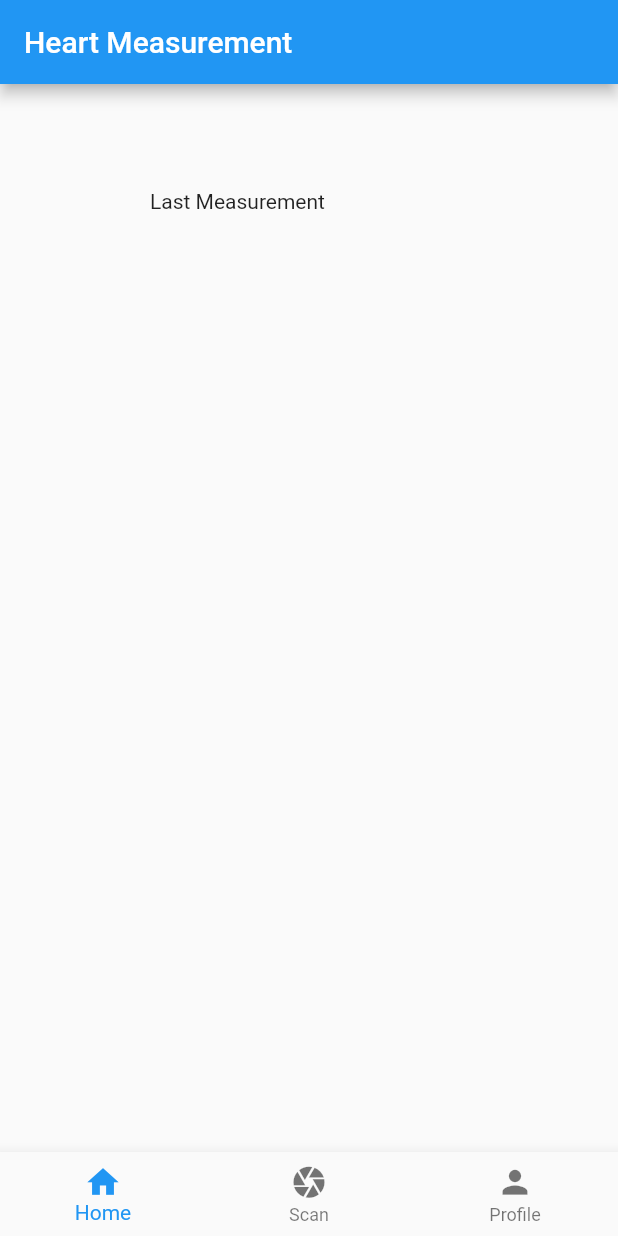
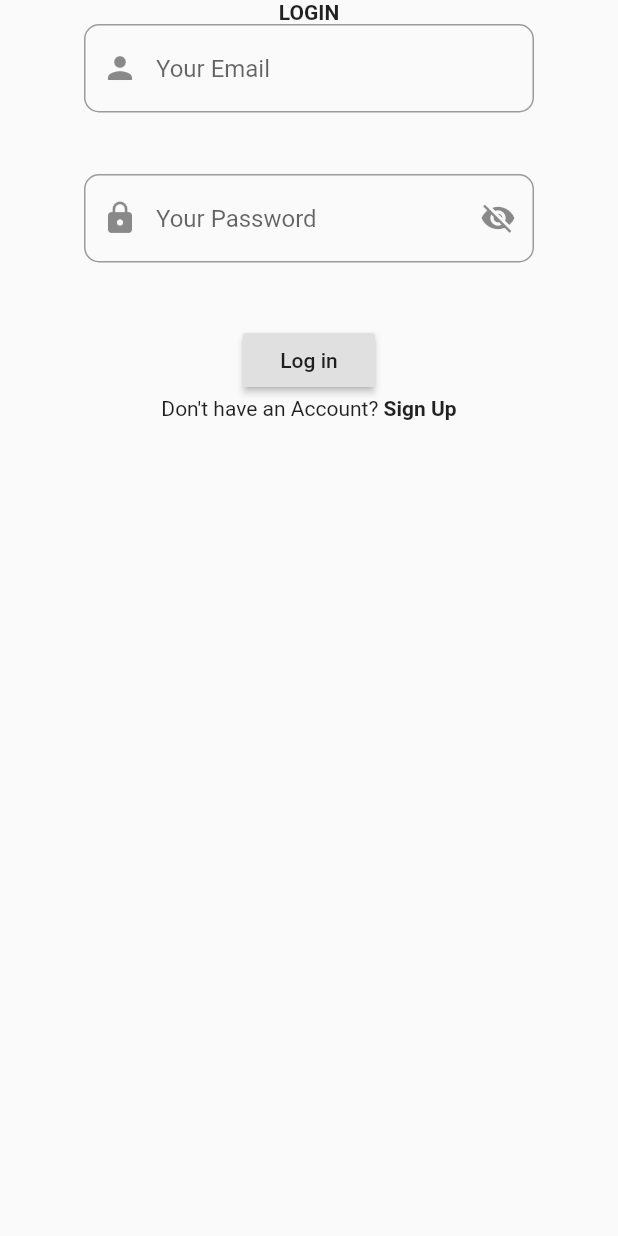
Before and after one commit to Chandra179/Heart_Rate, a Flutter app: the screen it shows after launch, on a phone screen of 412 x 824 dp. Run offline on Flutter 3.47's test engine with Material 2 defaults, Android fonts, the phone set to English and light mode, and no system bars; our stand-ins replace camera, cloud_firestore, firebase_auth, firebase_core, fl_chart, fluttertoast and 1 more; accounts and stored records are empty.

Commit message:
splash screen, login,register

```diff
--- a/HeartRate/lib/main.dart
+++ b/HeartRate/lib/main.dart
@@ -1,10 +1,15 @@
+import 'package:firebase_core/firebase_core.dart';
 import 'package:flutter/material.dart';
-import 'package:heart_rate/pages/home.dart';
-import 'package:heart_rate/pages/profile.dart';
-import 'package:heart_rate/pages/settings.dart';
-import 'package:heart_rate/pages/heartSensor.dart';
+import 'package:heart_rate/pages/login.dart';
+import 'dart:async';
 
-void main()=>runApp(App());
+// void main()=>runApp(App());
+
+void main() async {
+  WidgetsFlutterBinding.ensureInitialized();
+  await Firebase.initializeApp();
+  runApp(App());
+}
 
 class App extends StatelessWidget {
   @override
@@ -17,51 +22,25 @@ class App extends StatelessWidget {
 
 class Main extends StatefulWidget {
   @override
-  _MainState createState() => _MainState();
+  _SplashScreenState createState() => _SplashScreenState();
 }
 
-class _MainState extends State<Main> {
-
-  int _currentIndex = 0;
-  final tabs = [
-    Home(),
-    HeartSensor(),
-    Profile(),
-  ];
+class _SplashScreenState extends State<Main> {
+  @override
+  void initState() {
+    super.initState();
+    Timer(
+        Duration(seconds: 3),
+            () => Navigator.of(context).pushReplacement(MaterialPageRoute(
+            builder: (BuildContext context) => Login())));
+  }
 
   @override
   Widget build(BuildContext context) {
     return Scaffold(
-      appBar: AppBar(
-        title: Text('Heart Measurement'),
-      ),
-      body: tabs[_currentIndex],
-      bottomNavigationBar: BottomNavigationBar(
-        currentIndex: _currentIndex,
-        type: BottomNavigationBarType.fixed,
-        iconSize: 25,
-        items: [
-          BottomNavigationBarItem(
-            icon: Icon(Icons.home),
-            label: 'Home',
-            backgroundColor: Colors.blue,
-          ),
-          BottomNavigationBarItem(
-            icon: Icon(Icons.camera),
-            label: 'Scan',
-            backgroundColor: Colors.blue,
-          ),
-          BottomNavigationBarItem(
-            icon: Icon(Icons.person),
-            label: 'Profile',
-            backgroundColor: Colors.blue,
-          ),
-        ],
-        onTap: (index) {
-          setState(() {
-            _currentIndex = index;
-          });
-        },
+      backgroundColor: Colors.black,
+      body: Center(
+        child: Image.asset('assets/images/splash.png'),
       ),
     );
   }
--- /dev/null
+++ b/HeartRate/lib/pages/login.dart
@@ -0,0 +1,139 @@
+import 'package:flutter/cupertino.dart';
+import 'package:flutter/material.dart';
+import 'package:heart_rate/pages/auth.dart';
+import 'package:heart_rate/pages/menu.dart';
+import 'package:heart_rate/pages/register.dart';
+import 'package:fluttertoast/fluttertoast.dart';
+
+class Login extends StatefulWidget {
+  @override
+  _Login createState() => _Login();
+}
+
+enum AuthStatus {
+  notSignedIn,
+  signedIn
+}
+
+class _Login extends State<Login> {
+  TextEditingController emailController = TextEditingController(text: "");
+  TextEditingController passwordController = TextEditingController(text: "");
+  bool _passwordVisible;
+
+  @override
+  void initState(){
+    _passwordVisible = false;
+  }
+
+  @override
+  Widget build(BuildContext context) {
+    return Scaffold(
+      body: Center(
+        child: Column(
+          children: <Widget>[
+            Text(
+              "LOGIN",
+              style: TextStyle(fontWeight: FontWeight.bold),
+            ),
+            Container(
+              width: 300,
+              height: 100,
+              child: TextField(
+                decoration: InputDecoration(
+                  hintText: "Your Email",
+                  fillColor: Colors.white,
+                  border: OutlineInputBorder(
+                    borderRadius: BorderRadius.all(
+                      Radius.circular(10.0),
+                    ),
+                  ),
+                  prefixIcon: Icon(
+                    Icons.person,
+                    )
+                ),
+                controller: emailController,
+              ),
+            ),
+            Container(
+              width: 300,
+              height: 100,
+              child: TextField(
+                obscureText: !_passwordVisible,
+                decoration: InputDecoration(
+                  hintText: "Your Password",
+                  fillColor: Colors.white,
+                  border: OutlineInputBorder(
+                    borderRadius: BorderRadius.all(
+                      Radius.circular(10.0),
+                    ),
+                  ),
+                  prefixIcon: Icon(
+                    Icons.lock
+                    ),
+                  suffixIcon: IconButton(
+                    icon: Icon(
+                      _passwordVisible
+                      ? Icons.visibility
+                      : Icons.visibility_off,
+
+                    ),
+                    onPressed: () {
+
+                        setState((){
+                          _passwordVisible = !_passwordVisible;
+                        });
+
+                    },
+                  ),
+                ),
+                controller: passwordController,
+              ),
+            ),
+            RaisedButton(
+              child: Text("Log in"),
+              onPressed: () async {
+                await Auth.signIn(emailController.text, passwordController.text).then((user) {
+                  if(user != null){
+                    Navigator.push(
+                    context,
+                    MaterialPageRoute(builder: (context) => Menu()));
+                  }else {
+                    Fluttertoast.showToast(
+                          msg: "Wrong Email or Password",
+                          toastLength: Toast.LENGTH_SHORT,
+                          gravity: ToastGravity.CENTER,
+                          timeInSecForIosWeb: 1,
+                          backgroundColor: Colors.red,
+                          textColor: Colors.white,
+                          fontSize: 16.0
+                      );
+                  }
+
+                });
+            }),
+            Row(
+              mainAxisAlignment: MainAxisAlignment.center,
+              children: <Widget>[
+                Text(
+                  "Don't have an Account? ",
+                ),
+                GestureDetector(
+                  onTap: () {
+                  Navigator.push(
+                  context,
+                  MaterialPageRoute(builder: (context) => Register()),
+                );
+                  },
+                  child: Text(
+                    "Sign Up",
+                    style: TextStyle(fontWeight: FontWeight.bold),
+                    ),
+                ),
+              ],
+            )
+        ],
+        )
+      ),
+    );
+  }
+}
--- a/HeartRate/pubspec.yaml
+++ b/HeartRate/pubspec.yaml
@@ -21,9 +21,11 @@ dependencies:
   wakelock: ^0.1.4+1
   cupertino_icons: ^0.1.2
   camera: ^0.5.8+11
+  fluttertoast: ^7.1.1
 
   firebase_core: "0.5.0+1"
   cloud_firestore: "^0.14.1+3"
+  firebase_auth:
 
 dev_dependencies:
   flutter_test:
@@ -32,4 +34,5 @@ dev_dependencies:
 flutter:
   uses-material-design: true
   assets:
-    - images/zoro.jpg
+    - assets/images/zoro.jpg
+    - assets/images/splash.png
```
Also changed, not shown: HeartRate/lib/pages/auth.dart (added, +47 -0 lines), HeartRate/lib/pages/menu.dart (added, +57 -0 lines), HeartRate/lib/pages/register.dart (added, +202 -0 lines), HeartRate/assets/images/splash.png (added), HeartRate/assets/images/zoro.jpg (renamed from HeartRate/images/zoro.jpg), HeartRate/pubspec.lock, 1 other file.
